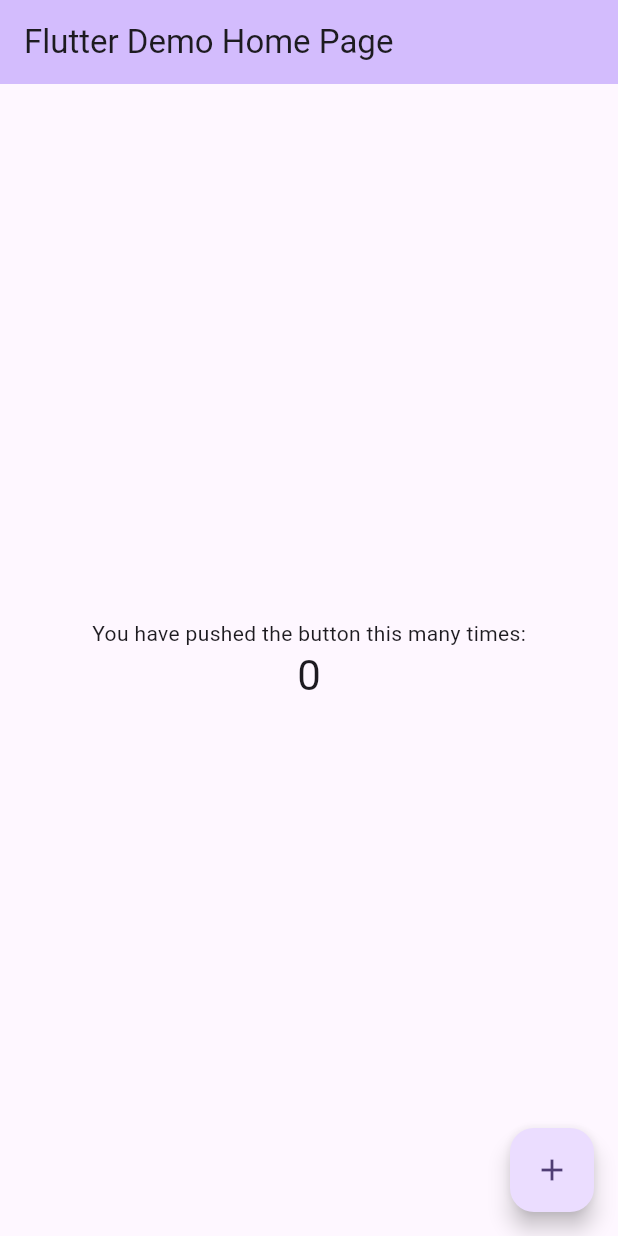
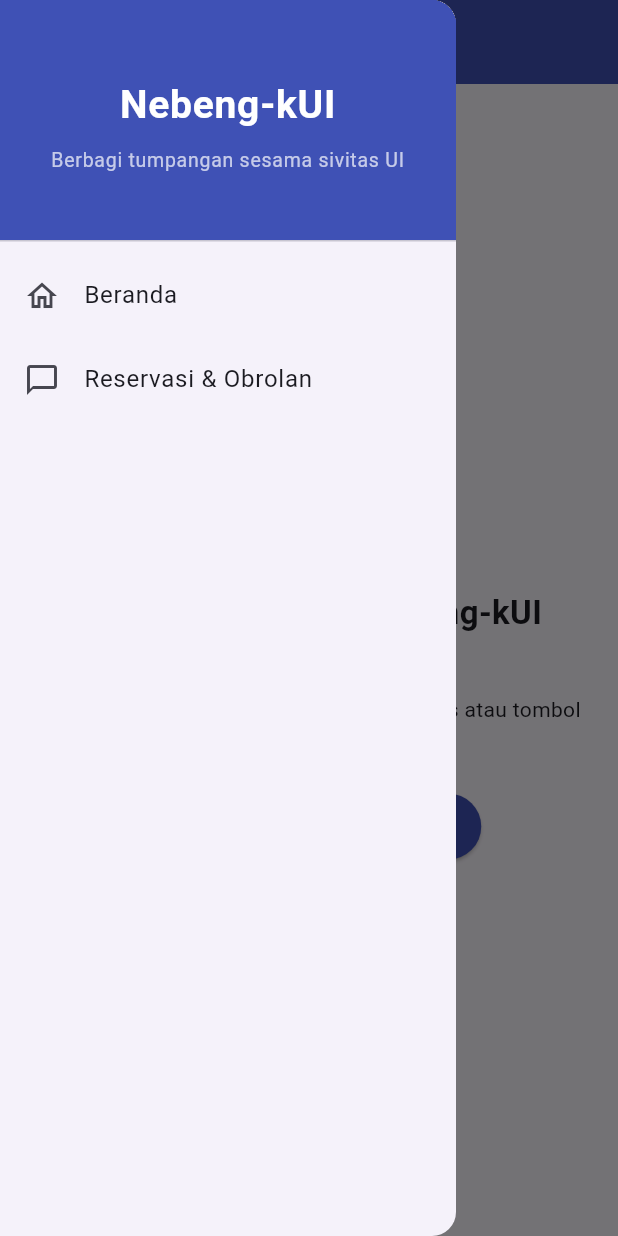
Before and after one commit to PBP-B-Kelompok-6/Nebeng-kUI-Mobile, a Flutter app: the screen it shows after launch, with the side drawer open (before the commit the screen has no drawer), on a phone screen of 412 x 824 dp. Run offline on Flutter 3.47's test engine with Material 3 defaults, Android fonts, the phone set to English and light mode, and no system bars; our stand-ins replace material_ui.

Commit message:
Membuat halaman awal modul reservasi

```diff
--- a/lib/main.dart
+++ b/lib/main.dart
@@ -1,4 +1,5 @@
-import 'package:flutter/material.dart';
+import 'package:material_ui/material_ui.dart';
+import 'package:nebengkui_mobile/screens/menu.dart';
 
 void main() {
   runApp(const MyApp());
@@ -7,116 +8,15 @@ void main() {
 class MyApp extends StatelessWidget {
   const MyApp({super.key});
 
-  // This widget is the root of your application.
   @override
   Widget build(BuildContext context) {
     return MaterialApp(
-      title: 'Flutter Demo',
+      title: 'Nebeng-kUI',
       theme: ThemeData(
-        // This is the theme of your application.
-        //
-        // TRY THIS: Try running your application with "flutter run". You'll see
-        // the application has a purple toolbar. Then, without quitting the app,
-        // try changing the seedColor in the colorScheme below to Colors.green
-        // and then invoke "hot reload" (save your changes or press the "hot
-        // reload" button in a Flutter-supported IDE, or press "r" if you used
-        // the command line to start the app).
-        //
-        // Notice that the counter didn't reset back to zero; the application
-        // state is not lost during the reload. To reset the state, use hot
-        // restart instead.
-        //
-        // This works for code too, not just values: Most code changes can be
-        // tested with just a hot reload.
-        colorScheme: .fromSeed(seedColor: Colors.deepPurple),
+        colorScheme: ColorScheme.fromSeed(seedColor: Colors.indigo),
+        useMaterial3: true,
       ),
-      home: const MyHomePage(title: 'Flutter Demo Home Page'),
+      home: const MyHomePage(),
     );
   }
 }
-
-class MyHomePage extends StatefulWidget {
-  const MyHomePage({super.key, required this.title});
-
-  // This widget is the home page of your application. It is stateful, meaning
-  // that it has a State object (defined below) that contains fields that affect
-  // how it looks.
-
-  // This class is the configuration for the state. It holds the values (in this
-  // case the title) provided by the parent (in this case the App widget) and
-  // used by the build method of the State. Fields in a Widget subclass are
-  // always marked "final".
-
-  final String title;
-
-  @override
-  State<MyHomePage> createState() => _MyHomePageState();
-}
-
-class _MyHomePageState extends State<MyHomePage> {
-  int _counter = 0;
-
-  void _incrementCounter() {
-    setState(() {
-      // This call to setState tells the Flutter framework that something has
-      // changed in this State, which causes it to rerun the build method below
-      // so that the display can reflect the updated values. If we changed
-      // _counter without calling setState(), then the build method would not be
-      // called again, and so nothing would appear to happen.
-      _counter++;
-    });
-  }
-
-  @override
-  Widget build(BuildContext context) {
-    // This method is rerun every time setState is called, for instance as done
-    // by the _incrementCounter method above.
-    //
-    // The Flutter framework has been optimized to make rerunning build methods
-    // fast, so that you can just rebuild anything that needs updating rather
-    // than having to individually change instances of widgets.
-    return Scaffold(
-      appBar: AppBar(
-        // TRY THIS: Try changing the color here to a specific color (to
-        // Colors.amber, perhaps?) and trigger a hot reload to see the AppBar
-        // change color while the other colors stay the same.
-        backgroundColor: Theme.of(context).colorScheme.inversePrimary,
-        // Here we take the value from the MyHomePage object that was created by
-        // the App.build method, and use it to set our appbar title.
-        title: Text(widget.title),
-      ),
-      body: Center(
-        // Center is a layout widget. It takes a single child and positions it
-        // in the middle of the parent.
-        child: Column(
-          // Column is also a layout widget. It takes a list of children and
-          // arranges them vertically. By default, it sizes itself to fit its
-          // children horizontally, and tries to be as tall as its parent.
-          //
-          // Column has various properties to control how it sizes itself and
-          // how it positions its children. Here we use mainAxisAlignment to
-          // center the children vertically; the main axis here is the vertical
-          // axis because Columns are vertical (the cross axis would be
-          // horizontal).
-          //
-          // TRY THIS: Invoke "debug painting" (choose the "Toggle Debug Paint"
-          // action in the IDE, or press "p" in the console), to see the
-          // wireframe for each widget.
-          mainAxisAlignment: .center,
-          children: [
-            const Text('You have pushed the button this many times:'),
-            Text(
-              '$_counter',
-              style: Theme.of(context).textTheme.headlineMedium,
-            ),
-          ],
-        ),
-      ),
-      floatingActionButton: FloatingActionButton(
-        onPressed: _incrementCounter,
-        tooltip: 'Increment',
-        child: const Icon(Icons.add),
-      ),
-    );
-  }
-}
--- /dev/null
+++ b/lib/screens/menu.dart
@@ -0,0 +1,62 @@
+import 'package:material_ui/material_ui.dart';
+import 'package:nebengkui_mobile/widgets/left_drawer.dart';
+import 'package:nebengkui_mobile/reservasi/screens/inbox_reservasi_page.dart';
+
+class MyHomePage extends StatelessWidget {
+  const MyHomePage({super.key});
+
+  @override
+  Widget build(BuildContext context) {
+    return Scaffold(
+      appBar: AppBar(
+        title: const Text('Nebeng-kUI'),
+        backgroundColor: Colors.indigo,
+        foregroundColor: Colors.white,
+      ),
+      drawer: const LeftDrawer(),
+      body: Center(
+        child: Padding(
+          padding: const EdgeInsets.all(24.0),
+          child: Column(
+            mainAxisAlignment: MainAxisAlignment.center,
+            children: [
+              const Icon(Icons.directions_car, size: 72, color: Colors.indigo),
+              const SizedBox(height: 16),
+              const Text(
+                'Selamat Datang di Nebeng-kUI Mobile',
+                textAlign: TextAlign.center,
+                style: TextStyle(fontSize: 22, fontWeight: FontWeight.bold),
+              ),
+              const SizedBox(height: 8),
+              const Text(
+                'Pilih modul melalui menu drawer di kiri atas atau tombol di bawah.',
+                textAlign: TextAlign.center,
+              ),
+              const SizedBox(height: 24),
+              ElevatedButton.icon(
+                style: ElevatedButton.styleFrom(
+                  backgroundColor: Colors.indigo,
+                  foregroundColor: Colors.white,
+                  padding: const EdgeInsets.symmetric(
+                    horizontal: 20,
+                    vertical: 12,
+                  ),
+                ),
+                onPressed: () {
+                  Navigator.pushReplacement(
+                    context,
+                    MaterialPageRoute(
+                      builder: (context) => const InboxReservasiPage(),
+                    ),
+                  );
+                },
+                icon: const Icon(Icons.chat),
+                label: const Text('Buka Reservasi & Obrolan'),
+              ),
+            ],
+          ),
+        ),
+      ),
+    );
+  }
+}
--- /dev/null
+++ b/lib/widgets/left_drawer.dart
@@ -0,0 +1,64 @@
+import 'package:material_ui/material_ui.dart';
+import 'package:nebengkui_mobile/screens/menu.dart';
+import 'package:nebengkui_mobile/reservasi/screens/inbox_reservasi_page.dart';
+
+class LeftDrawer extends StatelessWidget {
+  const LeftDrawer({super.key});
+
+  @override
+  Widget build(BuildContext context) {
+    return Drawer(
+      child: ListView(
+        padding: EdgeInsets.zero,
+        children: [
+          const DrawerHeader(
+            decoration: BoxDecoration(color: Colors.indigo),
+            child: Column(
+              mainAxisAlignment: MainAxisAlignment.center,
+              children: [
+                Text(
+                  'Nebeng-kUI',
+                  textAlign: TextAlign.center,
+                  style: TextStyle(
+                    fontSize: 26,
+                    fontWeight: FontWeight.bold,
+                    color: Colors.white,
+                  ),
+                ),
+                SizedBox(height: 8),
+                Text(
+                  'Berbagi tumpangan sesama sivitas UI',
+                  textAlign: TextAlign.center,
+                  style: TextStyle(fontSize: 13, color: Colors.white70),
+                ),
+              ],
+            ),
+          ),
+          ListTile(
+            leading: const Icon(Icons.home_outlined),
+            title: const Text('Beranda'),
+            onTap: () {
+              Navigator.pushReplacement(
+                context,
+                MaterialPageRoute(builder: (context) => const MyHomePage()),
+              );
+            },
+          ),
+          ListTile(
+            leading: const Icon(Icons.chat_bubble_outline),
+            title: const Text('Reservasi & Obrolan'),
+            onTap: () {
+              Navigator.pushReplacement(
+                context,
+                MaterialPageRoute(
+                  builder: (context) => const InboxReservasiPage(),
+                ),
+              );
+            },
+          ),
+          // TODO: Anggota tim lain dapat menambahkan menu modulnya di bawah ini
+        ],
+      ),
+    );
+  }
+}
```
Also changed, not shown: lib/reservasi/screens/chat_detail_page.dart (added, +101 -0 lines), lib/reservasi/screens/inbox_reservasi_page.dart (added, +113 -0 lines).
